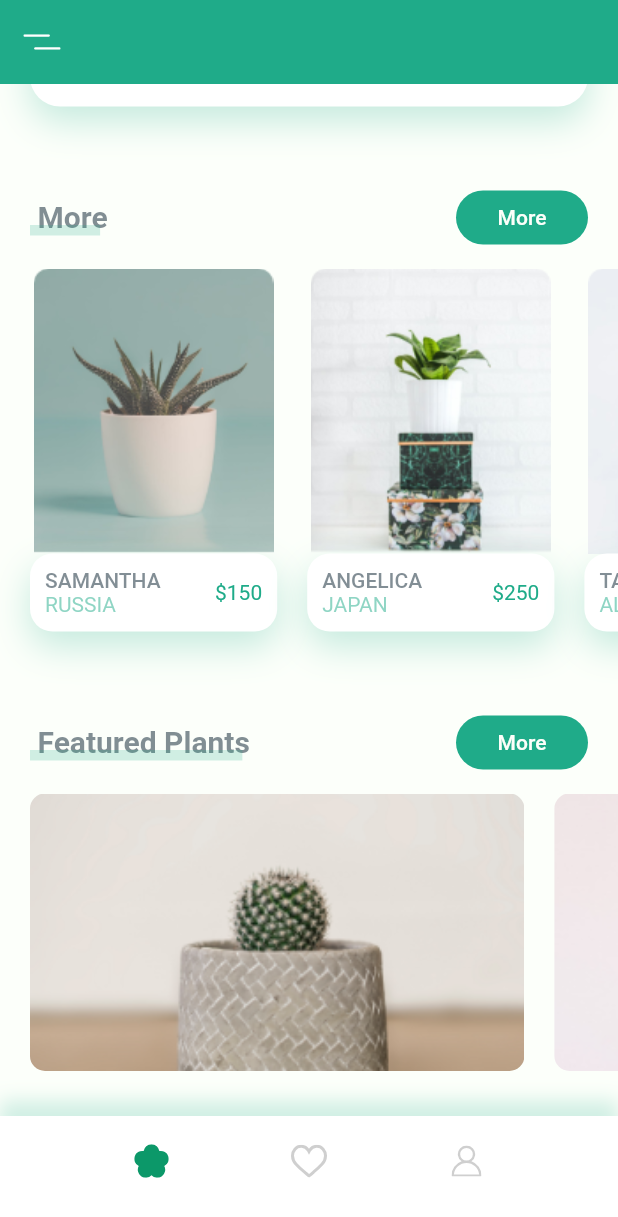
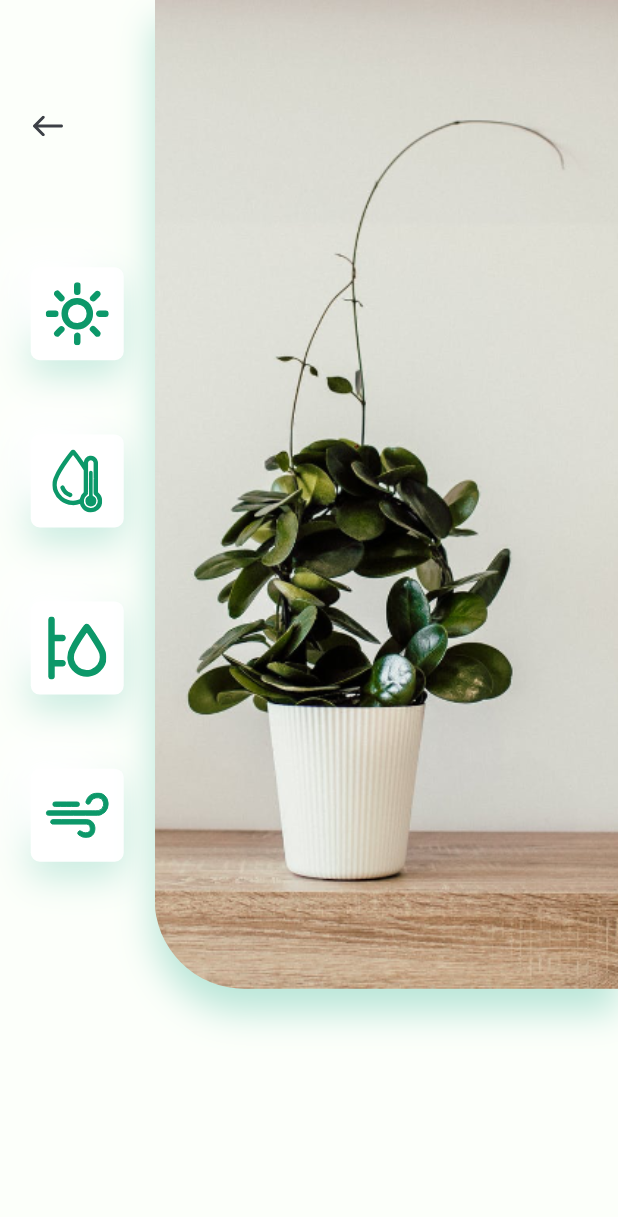
Before and after one commit to parthit/FlutterAppDev, a Flutter app: the screen it shows after launch, after a tap on an icon or button, on a phone screen of 412 x 824 dp. Shown: the top 1217 px of the screen. Run offline on Flutter 3.47's test engine with Material 2 defaults, Android fonts, the phone set to English and light mode, and no system bars; our stand-ins replace flutter_svg.

Commit message:
Created details page added icon cards

```diff
--- /dev/null
+++ b/plantstore_ui/lib/screens/details/components/icon_card.dart
@@ -0,0 +1,38 @@
+import "package:flutter/material.dart";
+import "package:plantstore_ui/constants.dart";
+import 'package:flutter_svg/flutter_svg.dart';
+
+
+class IconCard extends StatelessWidget {
+
+  final String icon;
+  IconCard({this.icon});
+
+  @override
+  Widget build(BuildContext context) {
+    Size size = MediaQuery.of(context).size;
+    return Container(
+      margin: EdgeInsets.symmetric(vertical: size.height * 0.03),
+      padding: EdgeInsets.all(kDefaultPadding/2),
+      height: 62,
+      width: 62,
+      decoration: BoxDecoration(
+        color: Colors.white,
+        borderRadius: BorderRadius.circular(6),
+        boxShadow: [
+          BoxShadow(
+            offset: Offset(0, 10),
+            blurRadius: 20,
+            color: kPrimaryColor.withOpacity(0.25),
+          ),
+          BoxShadow(
+            offset: Offset(-15, -15),
+            blurRadius: 20,
+            color: Colors.white,
+          ),
+        ],
+      ),
+      child: SvgPicture.asset(icon),
+    );
+  }
+}
--- /dev/null
+++ b/plantstore_ui/lib/screens/details/details_body.dart
@@ -0,0 +1,78 @@
+import "package:flutter/material.dart";
+import 'package:flutter_svg/flutter_svg.dart';
+
+import '../../constants.dart';
+import 'components/icon_card.dart';
+
+class DBody extends StatelessWidget {
+  @override
+  Widget build(BuildContext context) {
+    Size size = MediaQuery.of(context).size;
+    return Column(
+      children: <Widget>[
+        SizedBox(
+          height: size.height * 0.8,
+          child: Row(
+            children: <Widget>[
+              Expanded(
+                child: Padding(
+                  padding:
+                      const EdgeInsets.symmetric(vertical: kDefaultPadding * 3),
+                  child: Column(
+                    children: <Widget>[
+                      Align(
+                        alignment: Alignment.topLeft,
+                        child: IconButton(
+                          padding:
+                              EdgeInsets.symmetric(horizontal: kDefaultPadding),
+                          icon: SvgPicture.asset("assets/icons/back_arrow.svg"),
+                          onPressed: () {
+                            Navigator.pop(context);
+                          },
+                        ),
+                      ),
+                      Spacer(),
+                      IconCard(
+                        icon: "assets/icons/sun.svg",
+                      ),
+                      IconCard(
+                        icon: "assets/icons/icon_2.svg",
+                      ),
+                      IconCard(
+                        icon: "assets/icons/icon_3.svg",
+                      ),
+                      IconCard(
+                        icon: "assets/icons/icon_4.svg",
+                      ),
+                    ],
+                  ),
+                ),
+              ),
+              Container(
+                height: size.height * 0.8,
+                width: size.width * 0.75,
+                decoration: BoxDecoration(
+                  borderRadius: BorderRadius.only(
+                    bottomLeft: Radius.circular(60),
+                  ),
+                  boxShadow: [
+                    BoxShadow(
+                      offset: Offset(0, 15),
+                      blurRadius: 20,
+                      color: kPrimaryColor.withOpacity(0.30),
+                    ),
+                  ],
+                  image: DecorationImage(
+                    alignment: Alignment.centerLeft,
+                    fit: BoxFit.cover,
+                    image: AssetImage("assets/images/img.png"),
+                  ),
+                ),
+              ),
+            ],
+          ),
+        )
+      ],
+    );
+  }
+}
--- /dev/null
+++ b/plantstore_ui/lib/screens/details_screen.dart
@@ -0,0 +1,11 @@
+import 'package:flutter/material.dart';
+import 'package:plantstore_ui/screens/details/details_body.dart';
+
+class DetailsScreen extends StatelessWidget {
+  @override
+  Widget build(BuildContext context) {
+    return Scaffold(
+      body: DBody(),
+    );
+  }
+}
--- a/plantstore_ui/lib/screens/home/components/plant_recommendations.dart
+++ b/plantstore_ui/lib/screens/home/components/plant_recommendations.dart
@@ -1,6 +1,6 @@
 import "package:flutter/material.dart";
 import "package:plantstore_ui/constants.dart";
-
+import 'package:plantstore_ui/screens/details_screen.dart';
 
 class RecommendsPlants extends StatelessWidget {
   const RecommendsPlants({
@@ -18,21 +18,42 @@ class RecommendsPlants extends StatelessWidget {
             country: "Russia",
             image: "assets/images/image_1.png",
             price: 150,
-            pressed: () {},
+            pressed: () {
+              Navigator.push(
+                context,
+                MaterialPageRoute(
+                  builder: (context) => DetailsScreen(),
+                ),
+              );
+            },
           ),
           RecommendedPlantCard(
             title: "Angelica",
             country: "Japan",
             image: "assets/images/image_2.png",
             price: 250,
-            pressed: () {},
+            pressed: () {
+              Navigator.push(
+                context,
+                MaterialPageRoute(
+                  builder: (context) => DetailsScreen(),
+                ),
+              );
+            },
           ),
           RecommendedPlantCard(
             title: "Tamitha",
             country: "Algeria",
             image: "assets/images/image_3.png",
             price: 200,
-            pressed: () {},
+            pressed: () {
+              Navigator.push(
+                context,
+                MaterialPageRoute(
+                  builder: (context) => DetailsScreen(),
+                ),
+              );
+            },
           ),
         ],
       ),
@@ -41,12 +62,12 @@ class RecommendsPlants extends StatelessWidget {
 }
 
 class RecommendedPlantCard extends StatelessWidget {
-
   final String image, title, country;
   final int price;
   final Function pressed;
 
-  RecommendedPlantCard({this.image,this.title,this.country,this.price,this.pressed});
+  RecommendedPlantCard(
+      {this.image, this.title, this.country, this.price, this.pressed});
 
   @override
   Widget build(BuildContext context) {
--- a/plantstore_ui/lib/screens/home_screen.dart
+++ b/plantstore_ui/lib/screens/home_screen.dart
@@ -9,6 +9,7 @@ class HomeScreen extends StatelessWidget {
   @override
   Widget build(BuildContext context) {
     return Scaffold(
+      //backgroundColor: kPrimaryColor,
       appBar: buildAppBar(),
       body: Body(),
       bottomNavigationBar: CustomBottomNavigationBar(),
```
